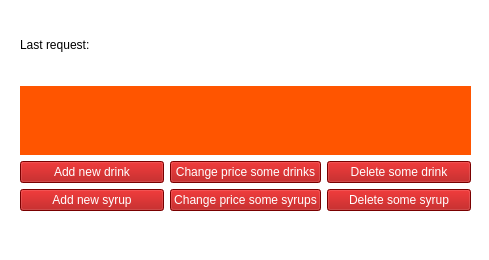
Before: the Qt Designer form coffeemachine.ui in Omazz/CoffeeMachineServer, drawn with Qt 5.
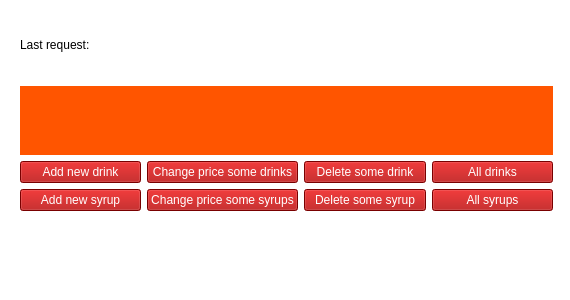
After: the same form once the commit is applied.

Commit message: add view buttons and classes

Patch:
```diff
--- a/coffeemachine.ui
+++ b/coffeemachine.ui
@@ -9,8 +9,8 @@
    <rect>
     <x>0</x>
     <y>0</y>
-    <width>489</width>
-    <height>260</height>
+    <width>570</width>
+    <height>300</height>
    </rect>
   </property>
   <property name="windowTitle">
@@ -26,7 +26,7 @@
      <rect>
       <x>20</x>
       <y>10</y>
-      <width>451</width>
+      <width>533</width>
       <height>201</height>
      </rect>
     </property>
@@ -128,6 +128,32 @@
          </item>
         </layout>
        </item>
+       <item>
+        <layout class="QVBoxLayout" name="verticalLayout_5">
+         <item>
+          <widget class="QPushButton" name="allDrinksButton">
+           <property name="styleSheet">
+            <string notr="true">background-color: rgb(170, 0, 0);
+color: rgb(255, 255, 255);</string>
+           </property>
+           <property name="text">
+            <string>All drinks</string>
+           </property>
+          </widget>
+         </item>
+         <item>
+          <widget class="QPushButton" name="allSyrupsButton">
+           <property name="styleSheet">
+            <string notr="true">background-color: rgb(170, 0, 0);
+color: rgb(255, 255, 255);</string>
+           </property>
+           <property name="text">
+            <string>All syrups</string>
+           </property>
+          </widget>
+         </item>
+        </layout>
+       </item>
       </layout>
      </item>
     </layout>
```
Left out of the diff: 2 changed lines with no effect on the pictures. The commit also changes 9 other files.
